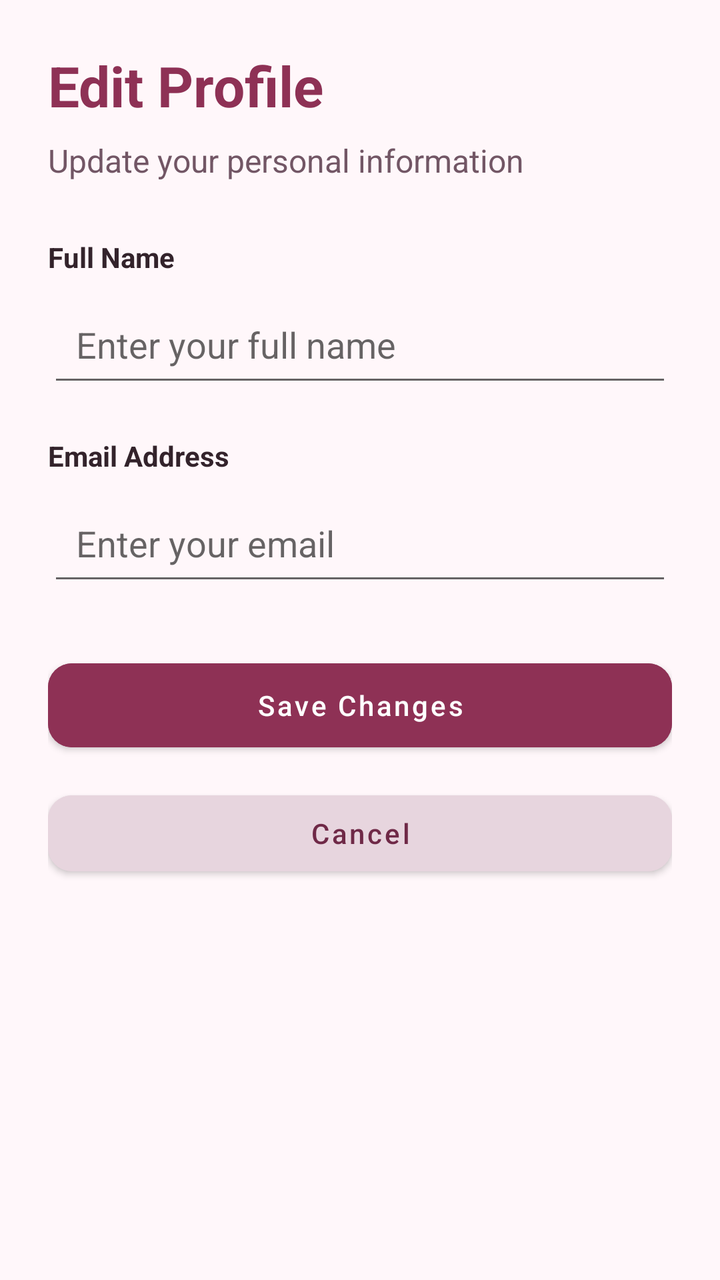
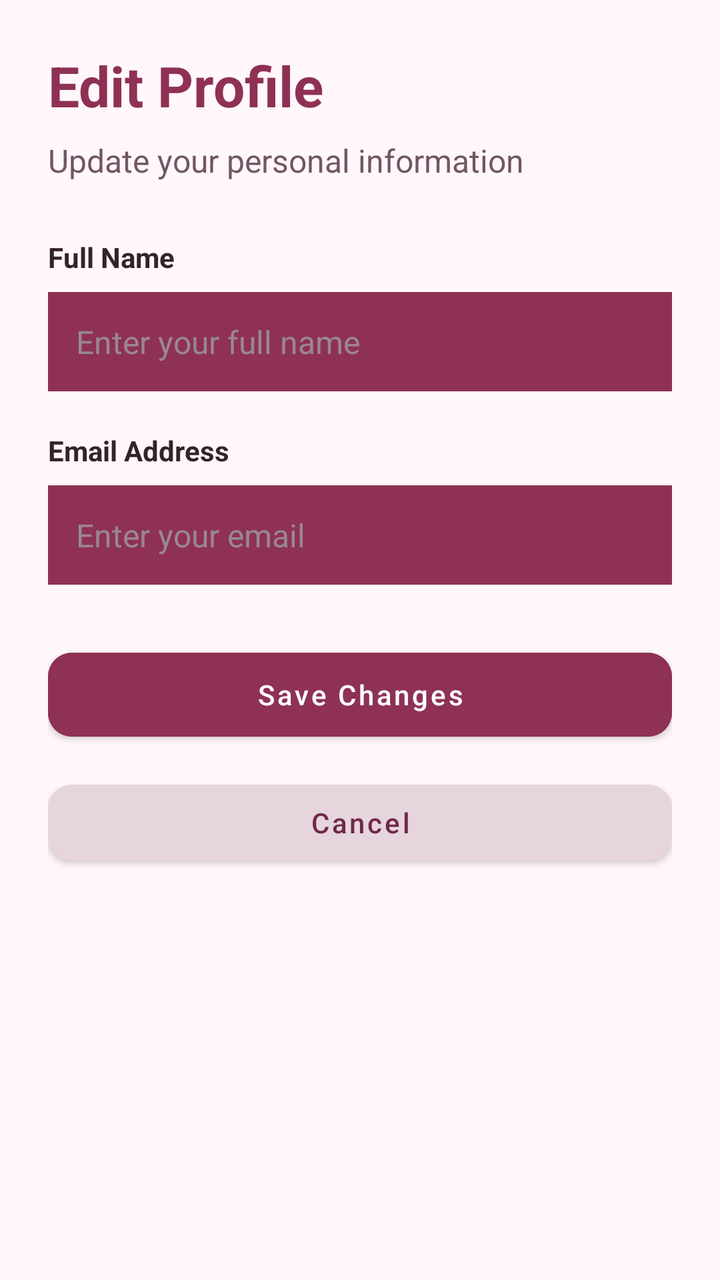

An Android layout rendered at two revisions. The XML below is the earlier revision; the diff shows what the commit changed to produce the second picture.
<!-- AndroidManifest.xml: application theme Theme.SafeHer -->
<!-- res/layout/activity_edit_profile.xml -->
<?xml version="1.0" encoding="utf-8"?>
<androidx.constraintlayout.widget.ConstraintLayout
    xmlns:android="http://schemas.android.com/apk/res/android"
    xmlns:app="http://schemas.android.com/apk/res-auto"
    android:layout_width="match_parent"
    android:layout_height="match_parent"
    android:background="#FFF7FA"
    android:padding="24dp">

    <TextView
        android:id="@+id/editProfileTitle"
        android:layout_width="0dp"
        android:layout_height="wrap_content"
        android:text="Edit Profile"
        android:textColor="#8E3155"
        android:textSize="28sp"
        android:textStyle="bold"
        app:layout_constraintTop_toTopOf="parent"
        app:layout_constraintStart_toStartOf="parent"
        app:layout_constraintEnd_toEndOf="parent" />

    <TextView
        android:id="@+id/editProfileSubtitle"
        android:layout_width="0dp"
        android:layout_height="wrap_content"
        android:layout_marginTop="8dp"
        android:text="Update your personal information"
        android:textColor="#725665"
        android:textSize="16sp"
        app:layout_constraintTop_toBottomOf="@id/editProfileTitle"
        app:layout_constraintStart_toStartOf="parent"
        app:layout_constraintEnd_toEndOf="parent" />

    <TextView
        android:id="@+id/nameLabel"
        android:layout_width="0dp"
        android:layout_height="wrap_content"
        android:layout_marginTop="28dp"
        android:text="Full Name"
        android:textColor="#33232B"
        android:textStyle="bold"
        app:layout_constraintTop_toBottomOf="@id/editProfileSubtitle"
        app:layout_constraintStart_toStartOf="parent"
        app:layout_constraintEnd_toEndOf="parent" />

    <EditText
        android:id="@+id/editNameInput"
        android:layout_width="0dp"
        android:layout_height="wrap_content"
        android:layout_marginTop="8dp"
        android:hint="Enter your full name"
        android:inputType="textCapWords|textPersonName"
        android:singleLine="true"
        android:padding="14dp"
        app:layout_constraintTop_toBottomOf="@id/nameLabel"
        app:layout_constraintStart_toStartOf="parent"
        app:layout_constraintEnd_toEndOf="parent" />

    <TextView
        android:id="@+id/emailLabel"
        android:layout_width="0dp"
        android:layout_height="wrap_content"
        android:layout_marginTop="20dp"
        android:text="Email Address"
        android:textColor="#33232B"
        android:textStyle="bold"
        app:layout_constraintTop_toBottomOf="@id/editNameInput"
        app:layout_constraintStart_toStartOf="parent"
        app:layout_constraintEnd_toEndOf="parent" />

    <EditText
        android:id="@+id/editEmailInput"
        android:layout_width="0dp"
        android:layout_height="wrap_content"
        android:layout_marginTop="8dp"
        android:hint="Enter your email"
        android:inputType="textEmailAddress"
        android:singleLine="true"
        android:padding="14dp"
        app:layout_constraintTop_toBottomOf="@id/emailLabel"
        app:layout_constraintStart_toStartOf="parent"
        app:layout_constraintEnd_toEndOf="parent" />

    <Button
        android:id="@+id/saveProfileButton"
        android:layout_width="0dp"
        android:layout_height="54dp"
        android:layout_marginTop="28dp"
        android:backgroundTint="#8E3155"
        android:text="Save Changes"
        android:textAllCaps="false"
        android:textColor="#FFFFFF"
        app:cornerRadius="12dp"
        app:layout_constraintTop_toBottomOf="@id/editEmailInput"
        app:layout_constraintStart_toStartOf="parent"
        app:layout_constraintEnd_toEndOf="parent" />

    <Button
        android:id="@+id/cancelEditButton"
        android:layout_width="0dp"
        android:layout_height="50dp"
        android:layout_marginTop="12dp"
        android:backgroundTint="#E7D5DE"
        android:text="Cancel"
        android:textAllCaps="false"
        android:textColor="#6F2947"
        app:cornerRadius="12dp"
        app:layout_constraintTop_toBottomOf="@id/saveProfileButton"
        app:layout_constraintStart_toStartOf="parent"
        app:layout_constraintEnd_toEndOf="parent" />

</androidx.constraintlayout.widget.ConstraintLayout>
<!-- resources referenced by this layout -->
<resources>
  <style name="Theme.SafeHer" parent="Theme.MaterialComponents.DayNight.DarkActionBar">
          
          <item name="colorPrimary">@color/purple_500</item>
          <item name="colorPrimaryVariant">@color/purple_700</item>
          <item name="colorOnPrimary">@color/white</item>
          
          <item name="colorSecondary">@color/teal_200</item>
          <item name="colorSecondaryVariant">@color/teal_700</item>
          <item name="colorOnSecondary">@color/black</item>
          
          <item name="android:statusBarColor">?attr/colorPrimaryVariant</item>
          
      </style>
  <color name="purple_500">#FF6200EE</color>
  <color name="purple_700">#FF3700B3</color>
  <color name="white">#FFFFFFFF</color>
  <color name="teal_200">#FF03DAC5</color>
  <color name="teal_700">#FF018786</color>
  <color name="black">#FF000000</color>
</resources>

<!-- the commit's change to res/layout/activity_edit_profile.xml (unified diff, before → after) -->
@@ -17,7 +17,7 @@
         android:textStyle="bold"
         app:layout_constraintTop_toTopOf="parent"
         app:layout_constraintStart_toStartOf="parent"
-        app:layout_constraintEnd_toEndOf="parent" />
+        app:layout_constraintEnd_toEndOf="parent"/>
 
     <TextView
         android:id="@+id/editProfileSubtitle"
@@ -29,7 +29,7 @@
         android:textSize="16sp"
         app:layout_constraintTop_toBottomOf="@id/editProfileTitle"
         app:layout_constraintStart_toStartOf="parent"
-        app:layout_constraintEnd_toEndOf="parent" />
+        app:layout_constraintEnd_toEndOf="parent"/>
 
     <TextView
         android:id="@+id/nameLabel"
@@ -41,20 +41,25 @@
         android:textStyle="bold"
         app:layout_constraintTop_toBottomOf="@id/editProfileSubtitle"
         app:layout_constraintStart_toStartOf="parent"
-        app:layout_constraintEnd_toEndOf="parent" />
+        app:layout_constraintEnd_toEndOf="parent"/>
 
     <EditText
         android:id="@+id/editNameInput"
         android:layout_width="0dp"
         android:layout_height="wrap_content"
         android:layout_marginTop="8dp"
+        android:backgroundTint="#8E3155"
+        android:background="#FFFFFF"
         android:hint="Enter your full name"
         android:inputType="textCapWords|textPersonName"
         android:singleLine="true"
         android:padding="14dp"
+        android:textColor="#33232B"
+        android:textColorHint="#9A8790"
+        android:textSize="16sp"
         app:layout_constraintTop_toBottomOf="@id/nameLabel"
         app:layout_constraintStart_toStartOf="parent"
-        app:layout_constraintEnd_toEndOf="parent" />
+        app:layout_constraintEnd_toEndOf="parent"/>
 
     <TextView
         android:id="@+id/emailLabel"
@@ -66,20 +71,25 @@
         android:textStyle="bold"
         app:layout_constraintTop_toBottomOf="@id/editNameInput"
         app:layout_constraintStart_toStartOf="parent"
-        app:layout_constraintEnd_toEndOf="parent" />
+        app:layout_constraintEnd_toEndOf="parent"/>
 
     <EditText
         android:id="@+id/editEmailInput"
         android:layout_width="0dp"
         android:layout_height="wrap_content"
         android:layout_marginTop="8dp"
+        android:background="#FFFFFF"
+        android:backgroundTint="#8E3155"
         android:hint="Enter your email"
         android:inputType="textEmailAddress"
         android:singleLine="true"
         android:padding="14dp"
+        android:textColor="#33232B"
+        android:textColorHint="#9A8790"
+        android:textSize="16sp"
         app:layout_constraintTop_toBottomOf="@id/emailLabel"
         app:layout_constraintStart_toStartOf="parent"
-        app:layout_constraintEnd_toEndOf="parent" />
+        app:layout_constraintEnd_toEndOf="parent"/>
 
     <Button
         android:id="@+id/saveProfileButton"
@@ -93,7 +103,7 @@
         app:cornerRadius="12dp"
         app:layout_constraintTop_toBottomOf="@id/editEmailInput"
         app:layout_constraintStart_toStartOf="parent"
-        app:layout_constraintEnd_toEndOf="parent" />
+        app:layout_constraintEnd_toEndOf="parent"/>
 
     <Button
         android:id="@+id/cancelEditButton"
@@ -107,6 +117,6 @@
         app:cornerRadius="12dp"
         app:layout_constraintTop_toBottomOf="@id/saveProfileButton"
         app:layout_constraintStart_toStartOf="parent"
-        app:layout_constraintEnd_toEndOf="parent" />
+        app:layout_constraintEnd_toEndOf="parent"/>
 
 </androidx.constraintlayout.widget.ConstraintLayout>
